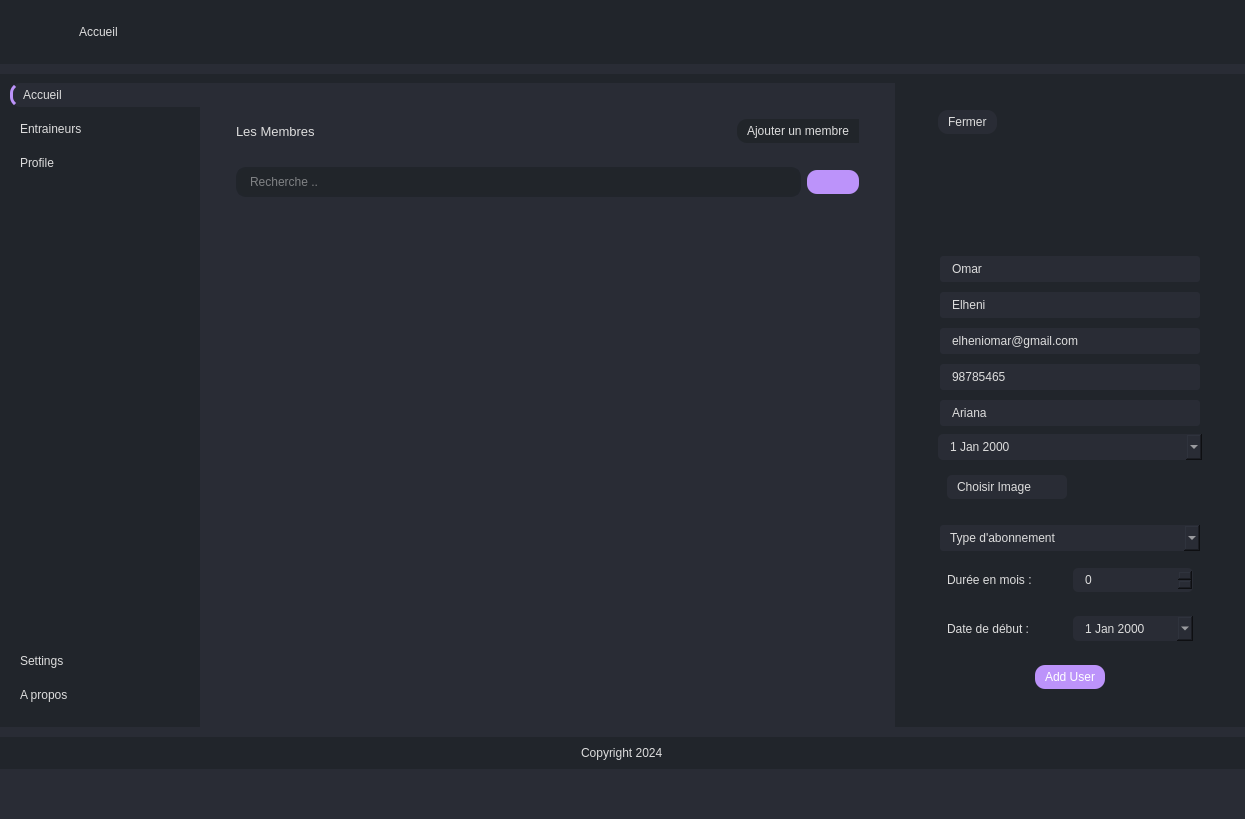
Old version of the form src/ui/interface.ui in the repository Omarelheni/gym-membership.
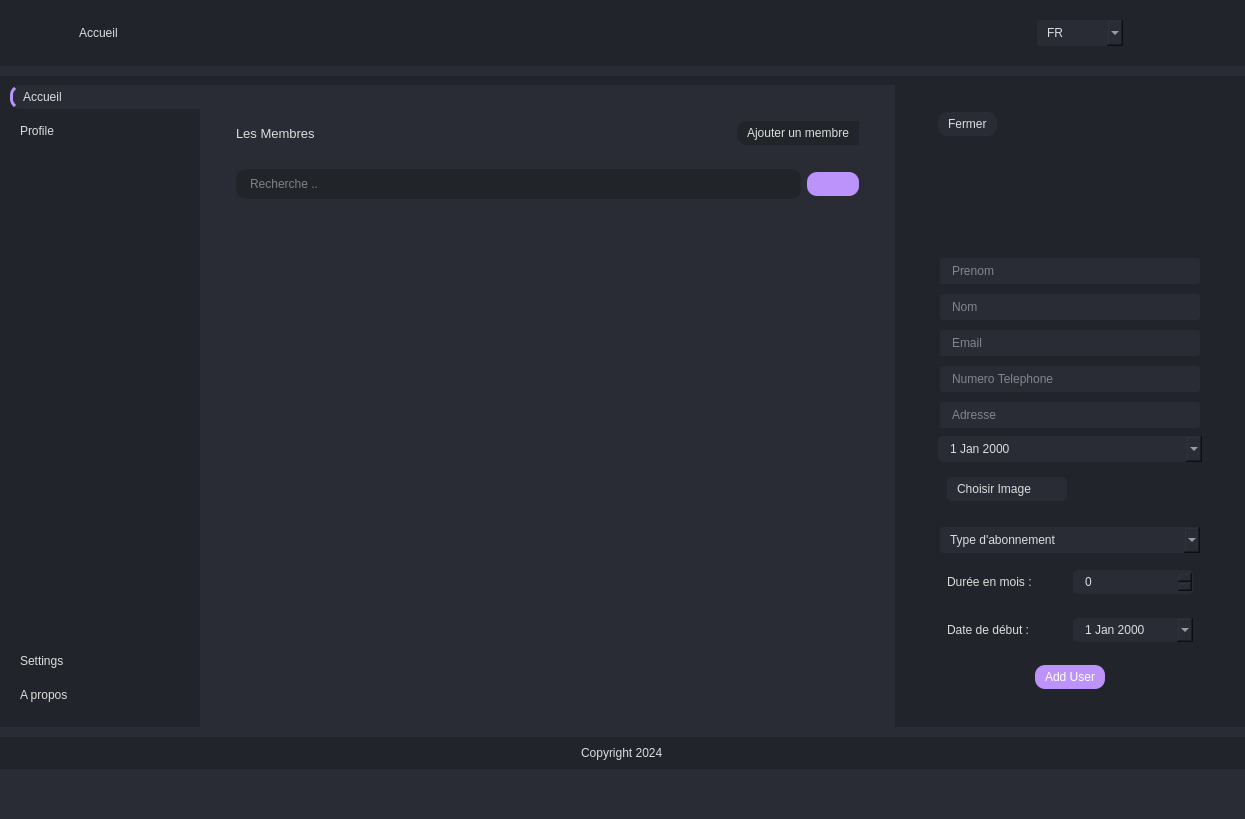
New version of the form. Icons and pictures are not drawn. Custom widgets are drawn as their Qt base class.

Commit message: add language options

```diff
--- a/src/ui/interface.ui
+++ b/src/ui/interface.ui
@@ -477,6 +477,49 @@
           <enum>QFrame::Shadow::Raised</enum>
          </property>
          <layout class="QHBoxLayout" name="horizontalLayout_3">
+          <item>
+           <widget class="QComboBox" name="LanguageBox">
+            <property name="minimumSize">
+             <size>
+              <width>90</width>
+              <height>0</height>
+             </size>
+            </property>
+            <property name="maximumSize">
+             <size>
+              <width>200</width>
+              <height>16777215</height>
+             </size>
+            </property>
+            <item>
+             <property name="text">
+              <string notr="true">FR</string>
+             </property>
+             <property name="icon">
+              <iconset resource="../Qss/icons/_icons.qrc">
+               <normaloff>:/feather/special/fr.png</normaloff>:/feather/special/fr.png</iconset>
+             </property>
+            </item>
+            <item>
+             <property name="text">
+              <string notr="true">ENG</string>
+             </property>
+             <property name="icon">
+              <iconset resource="../Qss/icons/_icons.qrc">
+               <normaloff>:/feather/special/eng.png</normaloff>:/feather/special/eng.png</iconset>
+             </property>
+            </item>
+            <item>
+             <property name="text">
+              <string>AR</string>
+             </property>
+             <property name="icon">
+              <iconset resource="../Qss/icons/_icons.qrc">
+               <normaloff>:/feather/special/tn.png</normaloff>:/feather/special/tn.png</iconset>
+             </property>
+            </item>
+           </widget>
+          </item>
           <item>
            <widget class="QPushButton" name="minimizeAppBtn">
             <property name="minimumSize">
@@ -719,20 +762,6 @@
                   </property>
                  </widget>
                 </item>
-                <item>
-                 <widget class="QPushButton" name="reportsBtn">
-                  <property name="cursor">
-                   <cursorShape>PointingHandCursor</cursorShape>
-                  </property>
-                  <property name="text">
-                   <string>Entraineurs</string>
-                  </property>
-                  <property name="icon">
-                   <iconset resource="../Qss/icons/_icons.qrc">
-                    <normaloff>:/font_awesome/solid/icons/font_awesome/solid/people-group.png</normaloff>:/font_awesome/solid/icons/font_awesome/solid/people-group.png</iconset>
-                  </property>
-                 </widget>
-                </item>
                 <item>
                  <widget class="QPushButton" name="accountBtn">
                   <property name="cursor">
@@ -852,7 +881,7 @@
                     <enum>QFrame::Shadow::Raised</enum>
                    </property>
                    <layout class="QHBoxLayout" name="horizontalLayout_6">
-                    <item>
+                    <item alignment="Qt::AlignmentFlag::AlignLeft">
                      <widget class="QLabel" name="membersLabel">
                       <property name="font">
                        <font>
@@ -1111,7 +1140,7 @@
                 <item>
                  <widget class="QLineEdit" name="firstName">
                   <property name="text">
-                   <string>Omar</string>
+                   <string/>
                   </property>
                   <property name="readOnly">
                    <bool>false</bool>
@@ -1124,7 +1153,7 @@
                 <item>
                  <widget class="QLineEdit" name="lastName">
                   <property name="text">
-                   <string>Elheni</string>
+                   <string/>
                   </property>
                   <property name="placeholderText">
                    <string>Nom</string>
@@ -1134,7 +1163,7 @@
                 <item>
                  <widget class="QLineEdit" name="email">
                   <property name="text">
-                   <string>elheniomar@gmail.com</string>
+                   <string/>
                   </property>
                   <property name="placeholderText">
                    <string>Email</string>
@@ -1144,7 +1173,7 @@
                 <item>
                  <widget class="QLineEdit" name="phoneNb">
                   <property name="text">
-                   <string>98785465</string>
+                   <string/>
                   </property>
                   <property name="placeholderText">
                    <string>Numero Telephone</string>
@@ -1154,7 +1183,7 @@
                 <item>
                  <widget class="QLineEdit" name="address">
                   <property name="text">
-                   <string>Ariana</string>
+                   <string/>
                   </property>
                   <property name="placeholderText">
                    <string>Adresse</string>
```
Left out of the diff: 1 changed line with no effect on the pictures. The commit also changes 21 other files.
